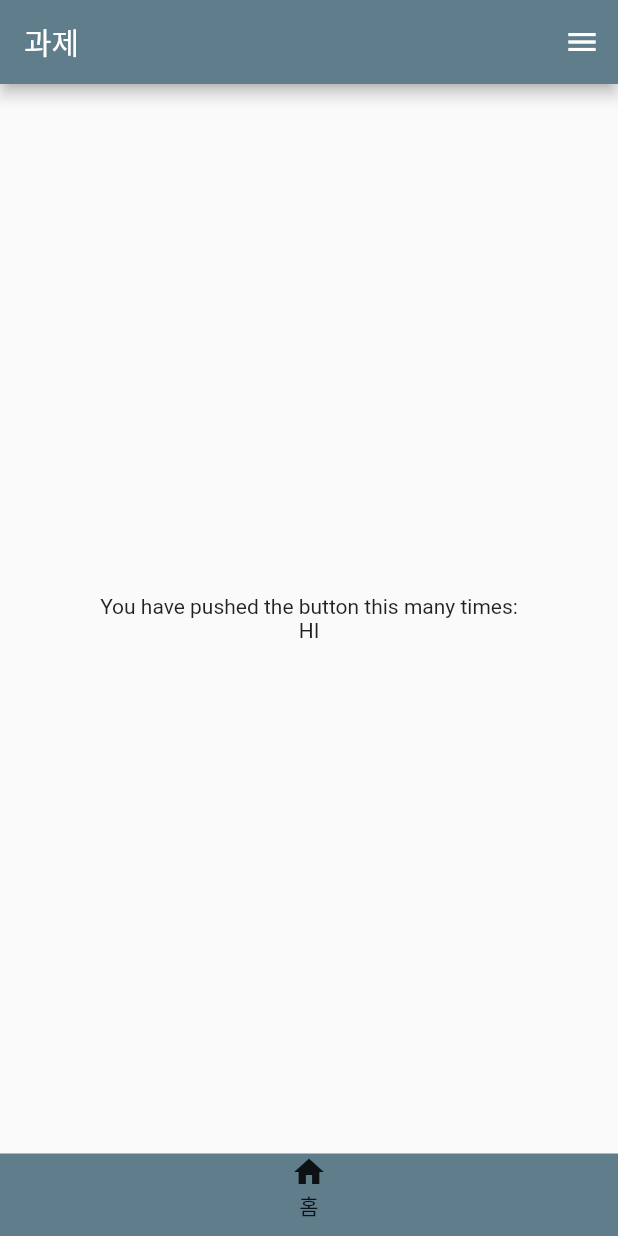
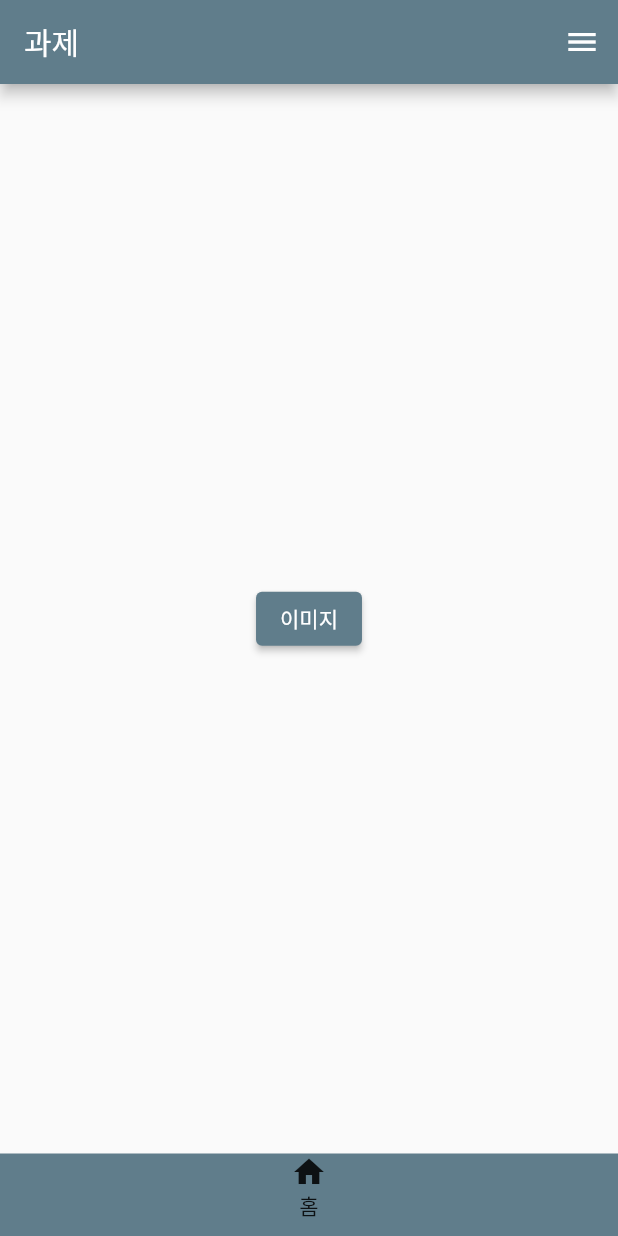
Before and after one commit to dev-yeojin/flutter-study, a Flutter app: the screen it shows after launch, on a phone screen of 412 x 824 dp. Run offline on Flutter 3.47's test engine with Material 2 defaults, Android fonts, the phone set to English and light mode, and no system bars.

Commit message:
feat: 1주차 과제 commit

```diff
--- a/lib/main.dart
+++ b/lib/main.dart
@@ -1,4 +1,6 @@
 import 'package:flutter/material.dart';
+import '../pages/HomePage.dart';
+import '../pages/ImagePage.dart';
 
 void main() {
   runApp(const MyApp());
@@ -15,58 +17,71 @@ class MyApp extends StatelessWidget {
       theme: ThemeData(
         primarySwatch: Colors.blueGrey,
       ),
-      home: const MyHomePage(title: '과제'),
+      home: const MainPage(title: '과제'),
     );
   }
 }
 
-class MyHomePage extends StatefulWidget {
-  const MyHomePage({Key? key, required this.title}) : super(key: key);
+class MainPage extends StatefulWidget {
+  const MainPage({Key? key, required this.title}) : super(key: key);
   final String title;
 
   @override
-  State<MyHomePage> createState() => _MyHomePageState();
+  State<MainPage> createState() => _MainPageState();
 }
 
-class _MyHomePageState extends State<MyHomePage> {
+class _MainPageState extends State<MainPage> {
+  int _selectedIndex = 0;
+
+  void _changeContentByIndex(int index) {
+    setState(() {
+      _selectedIndex = index;
+    });
+  }
+
+  _getContentByIndex(int index) {
+    switch (index) {
+      case 0:
+        return HomePage(changeContentByIndex: _changeContentByIndex);
+      case 1:
+        return const ImagePage();
+    }
+  }
+
   @override
   Widget build(BuildContext context) {
     return Scaffold(
       appBar: AppBar(
-        title: Text(widget.title),
-      ),
-      body: Center(
-        child: Column(
-          mainAxisAlignment: MainAxisAlignment.center,
-          children: <Widget>[
-            const Text(
-              'You have pushed the button this many times:',
-            ),
-            Text('HI'),
-          ],
-        ),
-      ),
-      bottomNavigationBar: new GestureDetector(
+          title: Text(widget.title),
+          leading: _selectedIndex == 0
+              ? null
+              : IconButton(
+                  icon: Icon(Icons.arrow_back),
+                  onPressed: () =>
+                      _selectedIndex == 0 ? '' : _changeContentByIndex(0),
+                )),
+      body: _getContentByIndex(_selectedIndex),
+      bottomNavigationBar: GestureDetector(
           onTap: () {
-            print("GestureDetector clicked");
+            _changeContentByIndex(0);
           },
           child: Container(
               height: 55,
               color: Colors.blueGrey,
-              child: new Column(children: [Icon(Icons.home), Text('홈')]))),
+              child: Column(children: [Icon(Icons.home), Text('홈')]))),
       endDrawer: Drawer(
           child: ListView(
         children: [
           ListTile(
             title: const Text('Home'),
             onTap: () {
-              print('home');
+              _changeContentByIndex(0);
             },
           ),
           ListTile(
             title: const Text('Image'),
             onTap: () {
-              print('image');
+              _changeContentByIndex(1);
             },
           ),
         ],
--- /dev/null
+++ b/lib/pages/HomePage.dart
@@ -0,0 +1,24 @@
+import 'package:flutter/material.dart';
+
+class HomePage extends StatefulWidget {
+  const HomePage({Key? key, this.changeContentByIndex}) : super(key: key);
+  final Function? changeContentByIndex;
+
+  @override
+  State<HomePage> createState() => _HomePageState();
+}
+
+class _HomePageState extends State<HomePage> {
+  @override
+  Widget build(BuildContext context) {
+    return Container(
+        child: ButtonTheme(
+            child: Center(
+                child: ElevatedButton(
+      child: Text('이미지'),
+      onPressed: () {
+        widget.changeContentByIndex!(1);
+      },
+    ))));
+  }
+}
--- /dev/null
+++ b/lib/pages/ImagePage.dart
@@ -0,0 +1,14 @@
+import 'package:flutter/material.dart';
+
+class ImagePage extends StatelessWidget {
+  const ImagePage({Key? key}) : super(key: key);
+
+  @override
+  Widget build(BuildContext context) {
+    return Container(
+      child: Center(
+        child: Image.asset("images/image1.jpeg"),
+      ),
+    );
+  }
+}
--- a/pubspec.yaml
+++ b/pubspec.yaml
@@ -58,7 +58,8 @@ flutter:
   uses-material-design: true
 
   # To add assets to your application, add an assets section, like this:
-  # assets:
+  assets:
+    - assets/
   #   - images/a_dot_burr.jpeg
   #   - images/a_dot_ham.jpeg
 
```
Also changed, not shown: assets/images/image1.jpeg (added), lib/pages/NameCard.dart (added).
